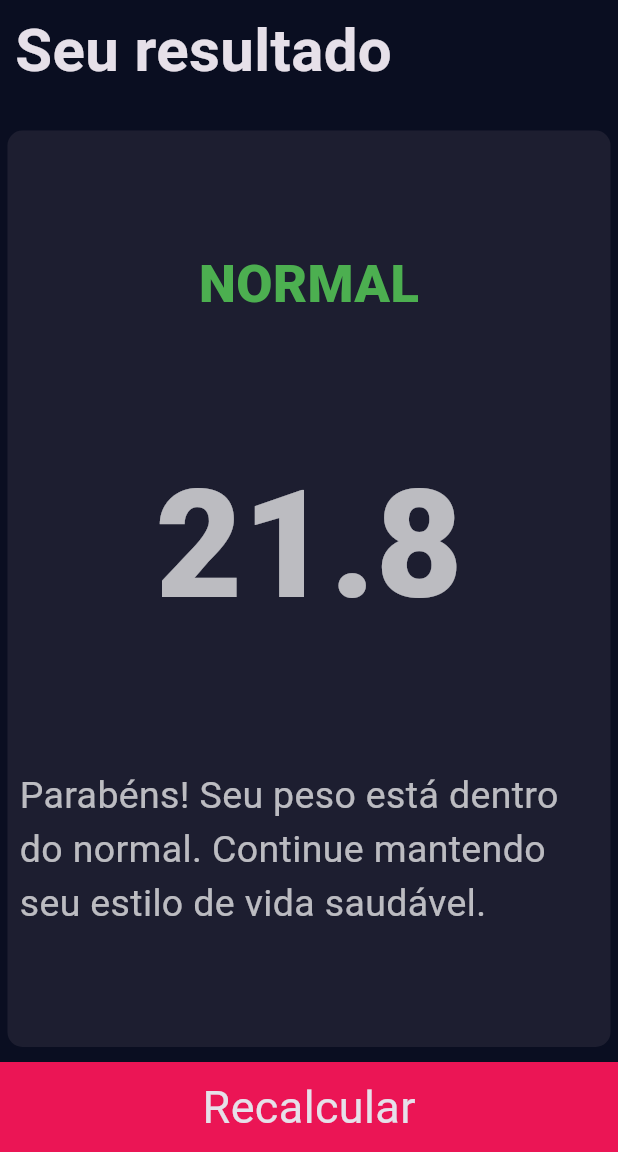
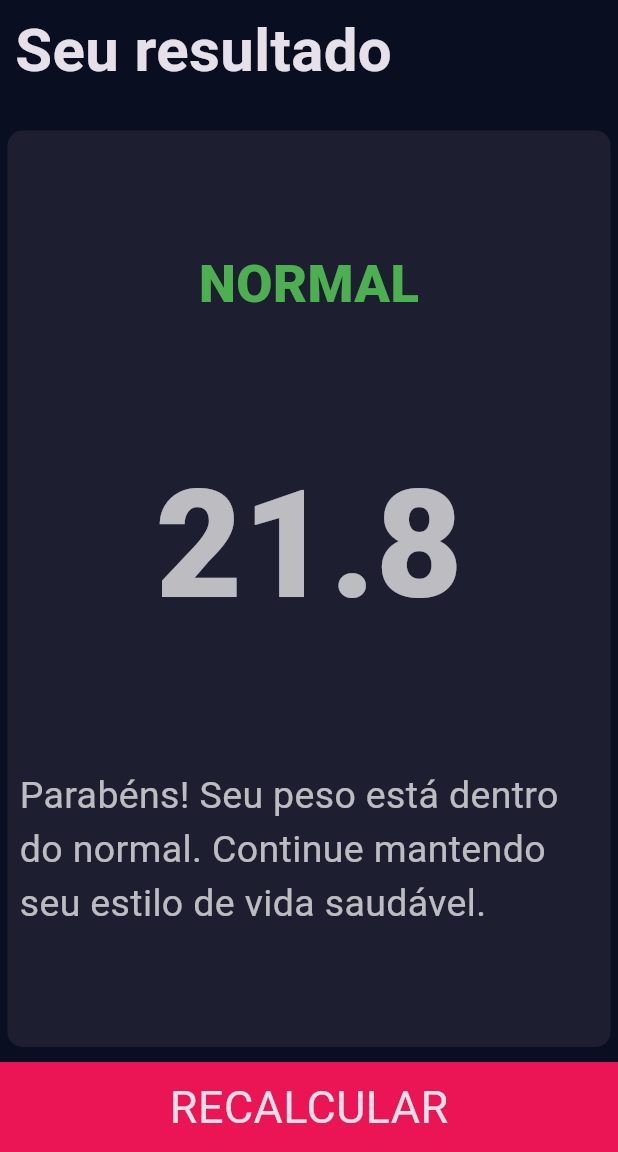
Before and after one commit to clara0904/AppIMC, a Flutter app: the screen it shows after launch, after a tap on "CALCULAR", on a phone screen of 412 x 824 dp, the part 84-1236 px from its top. Run offline on Flutter 3.47's test engine with Material 3 defaults, Android fonts, the phone set to English and light mode, and no system bars.

Commit message:
style: ajuste de padrão na second_screen

```diff
--- a/lib/screens/second_screen.dart
+++ b/lib/screens/second_screen.dart
@@ -74,7 +74,7 @@ class SecondScreen extends StatelessWidget {
               ],
             ),
           ),
-          RedButton(text: 'Recalcular', onTap: (){
+          RedButton(text: 'RECALCULAR', onTap: (){
           Navigator.pop(context,);
         }),
       ],
```
